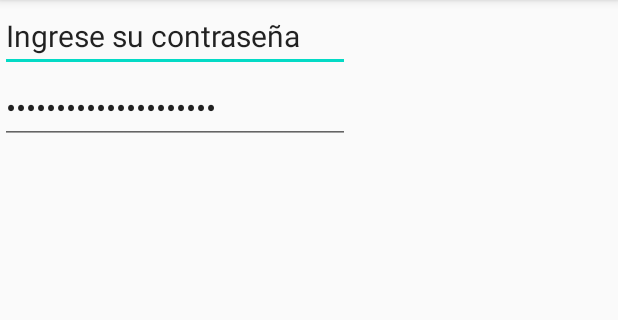
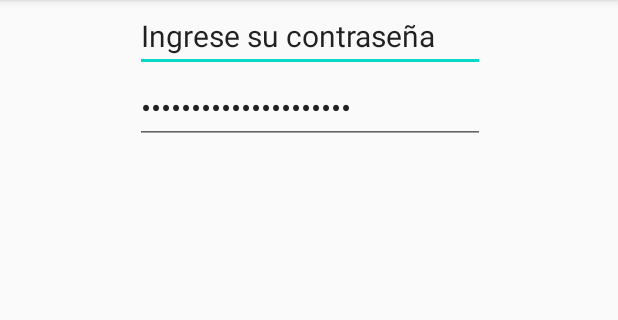
Before and after one commit to JWars8/tomatecinco, an Android app: the screen it shows after launch (MainActivity), on a phone screen of 412 x 824 dp, the part 84-404 px from its top. Run offline under Robolectric (Android 15) with nearby library versions, the phone set to English and light mode, and no system bars.

Commit message:
cambio desde no_local login

```diff
--- a/app/src/main/res/layout/activity_main.xml
+++ b/app/src/main/res/layout/activity_main.xml
@@ -14,7 +14,8 @@
 
         <TableRow
             android:layout_width="match_parent"
-            android:layout_height="match_parent" >
+            android:layout_height="match_parent"
+            android:gravity="center">
 
             <EditText
                 android:id="@+id/editTextTextEmailAddress4"
@@ -28,7 +29,8 @@
 
         <TableRow
             android:layout_width="match_parent"
-            android:layout_height="match_parent" >
+            android:layout_height="match_parent"
+            android:gravity="center">
 
             <EditText
                 android:id="@+id/editTextTextPassword2"
```
